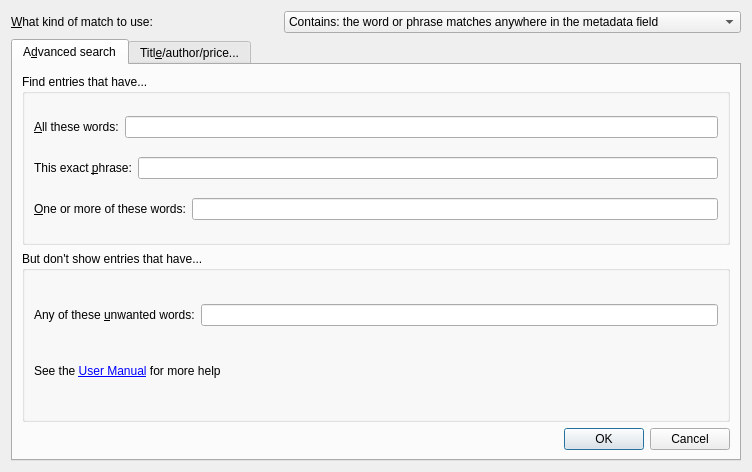
This is src/calibre/gui2/store/search/adv_search_builder.ui in debian-calibre/calibre as Qt 5 draws it before an edit. The edited form follows.
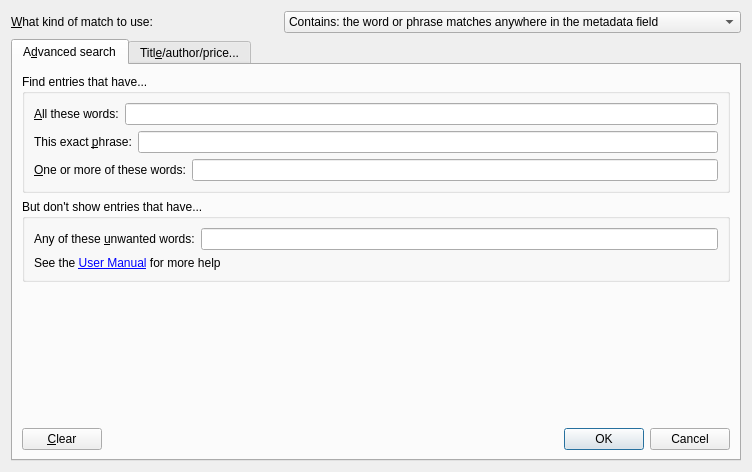
This is the edited form. Icons and pictures are not drawn. Custom widgets are drawn as their Qt base class.

Diff of the .ui file:
```diff
--- a/src/calibre/gui2/store/search/adv_search_builder.ui
+++ b/src/calibre/gui2/store/search/adv_search_builder.ui
@@ -56,8 +56,8 @@
       <attribute name="title">
        <string>A&amp;dvanced search</string>
       </attribute>
-      <layout class="QGridLayout" name="gridLayout_3">
-       <item row="0" column="0">
+      <layout class="QVBoxLayout" name="verticalLayout_4">
+       <item>
         <widget class="QGroupBox" name="groupBox">
          <property name="title">
           <string>Find entries that have...</string>
@@ -117,7 +117,7 @@
          </layout>
         </widget>
        </item>
-       <item row="1" column="0">
+       <item>
         <widget class="QGroupBox" name="groupBox_2">
          <property name="title">
           <string>But don't show entries that have...</string>
@@ -159,15 +159,52 @@
          </layout>
         </widget>
        </item>
-       <item row="2" column="0">
-        <widget class="QDialogButtonBox" name="buttonBox">
+       <item>
+        <spacer name="verticalSpacer">
          <property name="orientation">
-          <enum>Qt::Horizontal</enum>
+          <enum>Qt::Vertical</enum>
          </property>
-         <property name="standardButtons">
-          <set>QDialogButtonBox::Cancel|QDialogButtonBox::Ok</set>
+         <property name="sizeHint" stdset="0">
+          <size>
+           <width>20</width>
+           <height>40</height>
+          </size>
          </property>
-        </widget>
+        </spacer>
+       </item>
+       <item>
+        <layout class="QHBoxLayout" name="horizontalLayout_5">
+         <item>
+          <widget class="QPushButton" name="advanced_clear_button">
+           <property name="text">
+            <string>&amp;Clear</string>
+           </property>
+          </widget>
+         </item>
+         <item>
+          <spacer name="horizontalSpacer">
+           <property name="orientation">
+            <enum>Qt::Horizontal</enum>
+           </property>
+           <property name="sizeHint" stdset="0">
+            <size>
+             <width>40</width>
+             <height>20</height>
+            </size>
+           </property>
+          </spacer>
+         </item>
+         <item>
+          <widget class="QDialogButtonBox" name="buttonBox">
+           <property name="orientation">
+            <enum>Qt::Horizontal</enum>
+           </property>
+           <property name="standardButtons">
+            <set>QDialogButtonBox::Cancel|QDialogButtonBox::Ok</set>
+           </property>
+          </widget>
+         </item>
+        </layout>
        </item>
       </layout>
      </widget>
```
